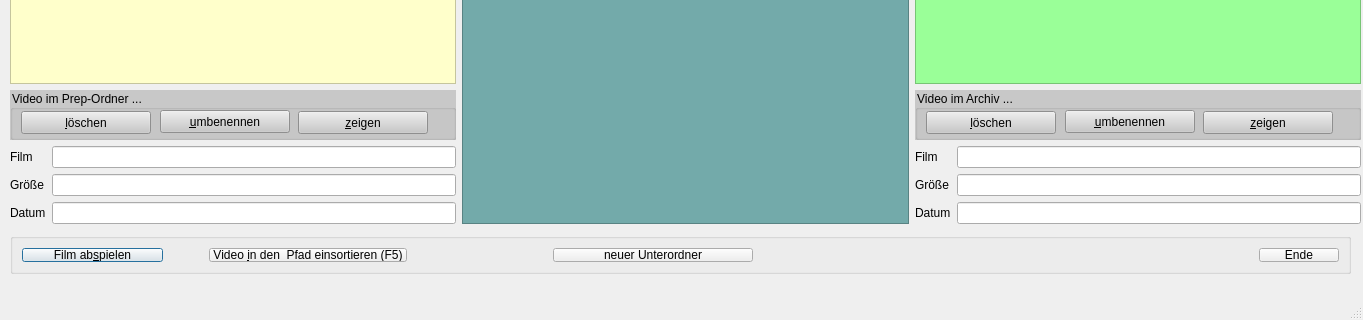
First picture: the form in VidArchiverUIneu.ui, repository ruegi/VidArchiver, before the edit; both pictures show x 0 to 1363 and y 447 to 767 of the 1363 by 767 pixel window.
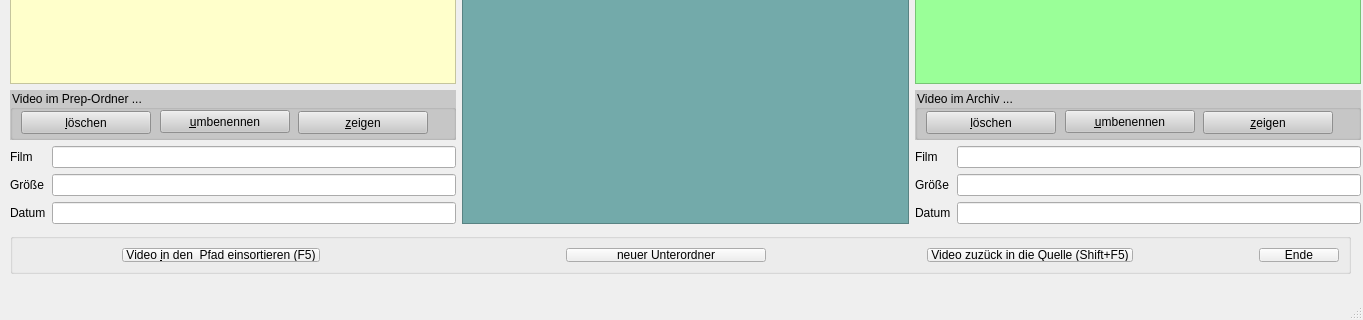
Second picture: the form after the edit. Icons and pictures are not drawn.

Commit message: Version 0.4 Neu aufgerümut; Funktionen sort und unsort laufen jetzt; die Buttonsa im linken Fenster sind jetzt in Funktion

```diff
--- a/VidArchiverUIneu.ui
+++ b/VidArchiverUIneu.ui
@@ -437,22 +437,6 @@
      </rect>
     </property>
     <layout class="QHBoxLayout" name="horizontalLayout_3">
-     <item>
-      <widget class="QPushButton" name="btn_playVideo">
-       <property name="sizePolicy">
-        <sizepolicy hsizetype="Expanding" vsizetype="Fixed">
-         <horstretch>0</horstretch>
-         <verstretch>0</verstretch>
-        </sizepolicy>
-       </property>
-       <property name="text">
-        <string>Film ab&amp;spielen</string>
-       </property>
-       <property name="default">
-        <bool>true</bool>
-       </property>
-      </widget>
-     </item>
      <item>
       <spacer name="horizontalSpacer_2">
        <property name="orientation">
@@ -463,7 +447,7 @@
        </property>
        <property name="sizeHint" stdset="0">
         <size>
-         <width>40</width>
+         <width>100</width>
          <height>20</height>
         </size>
        </property>
@@ -487,9 +471,12 @@
        <property name="orientation">
         <enum>Qt::Horizontal</enum>
        </property>
+       <property name="sizeType">
+        <enum>QSizePolicy::Preferred</enum>
+       </property>
        <property name="sizeHint" stdset="0">
         <size>
-         <width>40</width>
+         <width>240</width>
          <height>20</height>
         </size>
        </property>
@@ -514,6 +501,32 @@
        </property>
       </widget>
      </item>
+     <item>
+      <spacer name="horizontalSpacer_4">
+       <property name="orientation">
+        <enum>Qt::Horizontal</enum>
+       </property>
+       <property name="sizeHint" stdset="0">
+        <size>
+         <width>60</width>
+         <height>20</height>
+        </size>
+       </property>
+      </spacer>
+     </item>
+     <item>
+      <widget class="QPushButton" name="btn_unlinkVideo">
+       <property name="sizePolicy">
+        <sizepolicy hsizetype="Expanding" vsizetype="Fixed">
+         <horstretch>0</horstretch>
+         <verstretch>0</verstretch>
+        </sizepolicy>
+       </property>
+       <property name="text">
+        <string>Video zuzück in die Quelle (Shift+F5)</string>
+       </property>
+      </widget>
+     </item>
      <item>
       <spacer name="horizontalSpacer_3">
        <property name="orientation">
@@ -524,7 +537,7 @@
        </property>
        <property name="sizeHint" stdset="0">
         <size>
-         <width>500</width>
+         <width>120</width>
          <height>20</height>
         </size>
        </property>
```
The commit also changes 5 other files.
